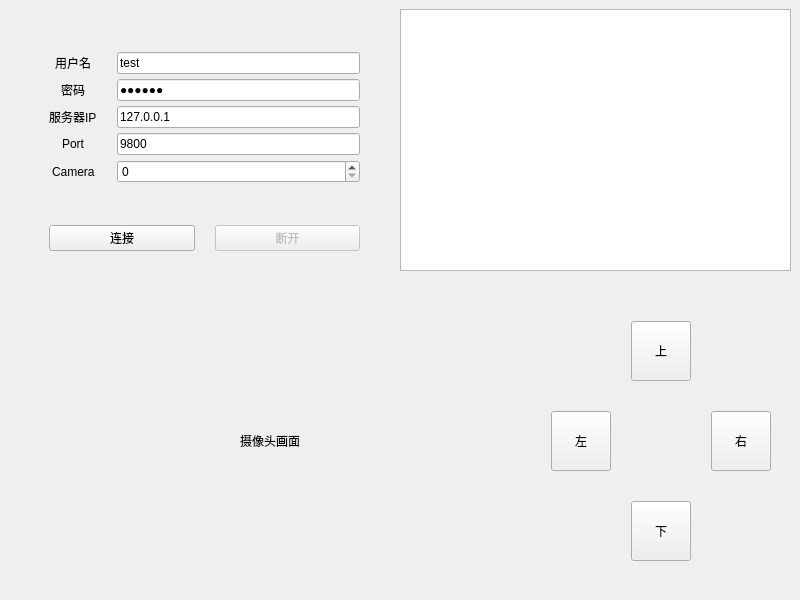
Before: the Qt Designer form controllerWindow.ui in XienX/CameraController, drawn with Qt 5.
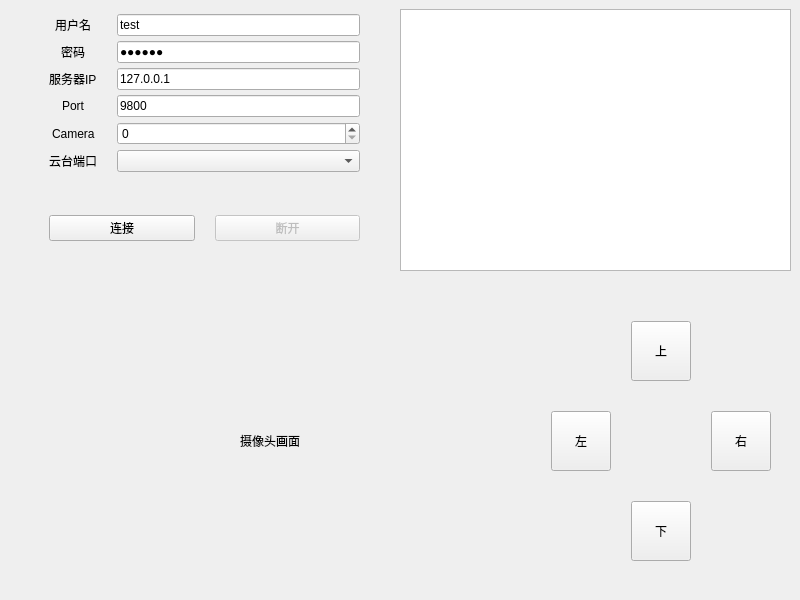
After: the same form once the commit is applied.

Commit message: UI: 添加了云台选择、绑定移动事件 servoController: 云台控制代码，开始测试云台 * BUG: 连接外置摄像头后，切换camera触发两次+1/-1事件，暂用延时解决

The edit to the form file:
```diff
--- a/controllerWindow.ui
+++ b/controllerWindow.ui
@@ -74,7 +74,7 @@
          <number>20</number>
         </property>
         <item>
-         <layout class="QVBoxLayout" name="verticalLayout_2" stretch="5,3">
+         <layout class="QVBoxLayout" name="verticalLayout_2" stretch="0,0">
           <property name="spacing">
            <number>0</number>
           </property>
@@ -93,10 +93,10 @@
              <enum>QFormLayout::AllNonFixedFieldsGrow</enum>
             </property>
             <property name="labelAlignment">
-             <set>Qt::AlignCenter</set>
+             <set>Qt::AlignHCenter|Qt::AlignTop</set>
             </property>
             <property name="formAlignment">
-             <set>Qt::AlignCenter</set>
+             <set>Qt::AlignHCenter|Qt::AlignTop</set>
             </property>
             <property name="horizontalSpacing">
              <number>20</number>
@@ -108,7 +108,7 @@
              <number>40</number>
             </property>
             <property name="topMargin">
-             <number>0</number>
+             <number>5</number>
             </property>
             <property name="rightMargin">
              <number>40</number>
@@ -188,10 +188,20 @@
               </property>
              </widget>
             </item>
+            <item row="5" column="0">
+             <widget class="QLabel" name="SERVO">
+              <property name="text">
+               <string>云台端口</string>
+              </property>
+             </widget>
+            </item>
+            <item row="5" column="1">
+             <widget class="QComboBox" name="servoInput"/>
+            </item>
            </layout>
           </item>
           <item>
-           <layout class="QHBoxLayout" name="horizontalLayout_3" stretch="1,1">
+           <layout class="QHBoxLayout" name="horizontalLayout_3" stretch="0,0">
             <property name="spacing">
              <number>20</number>
             </property>
@@ -208,7 +218,7 @@
              <number>40</number>
             </property>
             <property name="bottomMargin">
-             <number>20</number>
+             <number>30</number>
             </property>
             <item>
              <widget class="QPushButton" name="connectButton">
```
The commit also changes 4 other files.
